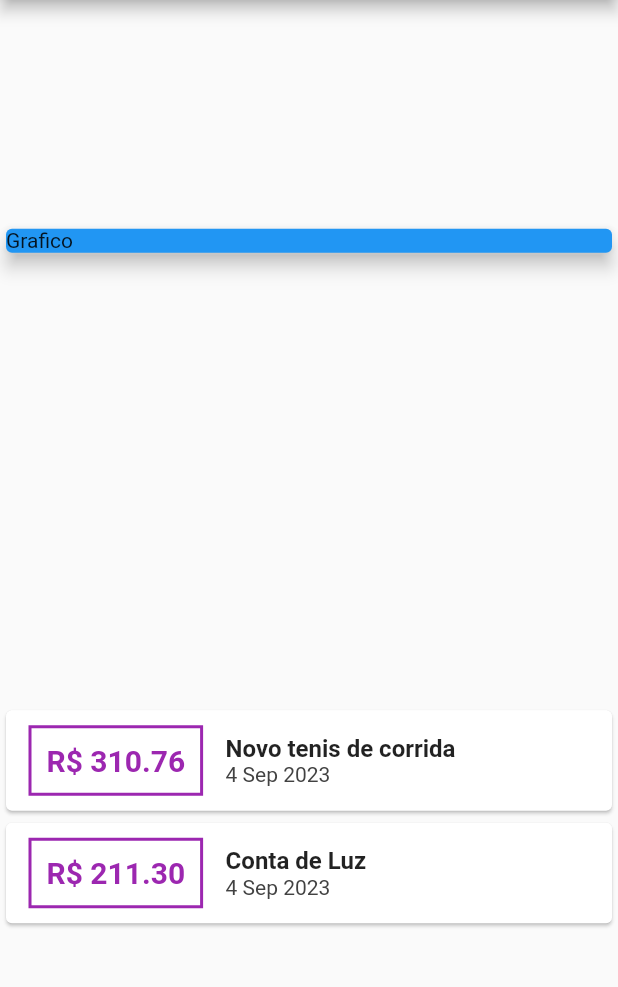
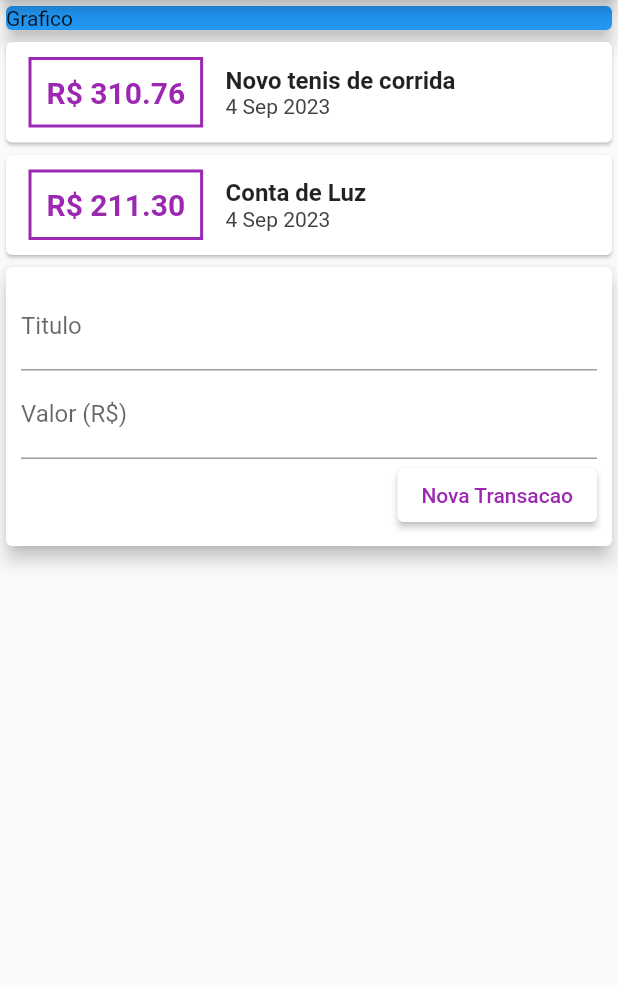
Before and after one commit to bernardoxm/Despesas-pessoais, a Flutter app: the screen it shows after launch, on a phone screen of 412 x 824 dp, the part 84-1071 px from its top. Run offline on Flutter 3.47's test engine with Material 2 defaults, Android fonts, the phone set to English and light mode, and no system bars.

Commit message:
add button and style

```diff
--- a/despesas_pessoais/lib/main.dart
+++ b/despesas_pessoais/lib/main.dart
@@ -1,6 +1,7 @@
 import 'package:despesas_pessoais/models/transaction.dart';
 import 'package:flutter/material.dart';
 import 'package:intl/intl.dart';
+
 main() => runApp(ExpensesApp());
 
 class ExpensesApp extends StatelessWidget {
@@ -33,7 +34,6 @@ class MyHomePage extends StatelessWidget {
         title: Text('Despesas Pessoais'),
       ),
       body: Column(
-        mainAxisAlignment: MainAxisAlignment.spaceAround,
         crossAxisAlignment: CrossAxisAlignment.stretch,
         children: <Widget>[
           Container(
@@ -49,29 +49,62 @@ class MyHomePage extends StatelessWidget {
               child: Row(
                 children: <Widget>[
                   Container(
-                    margin: EdgeInsets.symmetric(horizontal: 15,vertical: 10),
-                    decoration: BoxDecoration(border: Border.all(color:Colors.purple,width: 2,)),
+                    margin: EdgeInsets.symmetric(horizontal: 15, vertical: 10),
+                    decoration: BoxDecoration(
+                        border: Border.all(
+                      color: Colors.purple,
+                      width: 2,
+                    )),
                     padding: EdgeInsets.all(10),
-                    child: Text('R\$ ${tr.value.toStringAsFixed(2)}',
-                    style: TextStyle(fontWeight: FontWeight.bold,fontSize: 20,color: Colors.purple,),
+                    child: Text(
+                      'R\$ ${tr.value.toStringAsFixed(2)}',
+                      style: TextStyle(
+                        fontWeight: FontWeight.bold,
+                        fontSize: 20,
+                        color: Colors.purple,
+                      ),
                     ),
                   ),
                   Column(
                     crossAxisAlignment: CrossAxisAlignment.start,
                     children: <Widget>[
-                      Text(tr.title,
-                      style: TextStyle(fontSize: 16,fontWeight:FontWeight.bold),
+                      Text(
+                        tr.title,
+                        style: TextStyle(
+                            fontSize: 16, fontWeight: FontWeight.bold),
                       ),
-                      Text(
-                        DateFormat('d MMM y').format(tr.date),
-                      style: TextStyle(color:Colors.grey[800])) ,
-
+                      Text(DateFormat('d MMM y').format(tr.date),
+                          style: TextStyle(color: Colors.grey[800])),
                     ],
                   ),
                 ],
               ),
             );
-          }).toList())
+          }).toList()),
+          Card(
+            elevation: 5,
+            child: Padding(
+              padding: const EdgeInsets.all(10),
+              child: Column(
+                children: <Widget>
+                [TextField(decoration: InputDecoration(labelText: 'Titulo',)),
+                TextField(decoration: InputDecoration(labelText: 'Valor (R\$)'),),
+
+                 Row(
+                  mainAxisAlignment: MainAxisAlignment.end,
+                   children: [
+
+                     ElevatedButton( child: Text('Nova Transacao'), onPressed: (){},
+
+                     style: ElevatedButton.styleFrom(primary: Colors.white, onPrimary:Colors.purple),
+                      ),
+                   ],
+                 ),
+
+                ],
+              ),
+            ),
+          ),
         ],
       ),
     );
```
